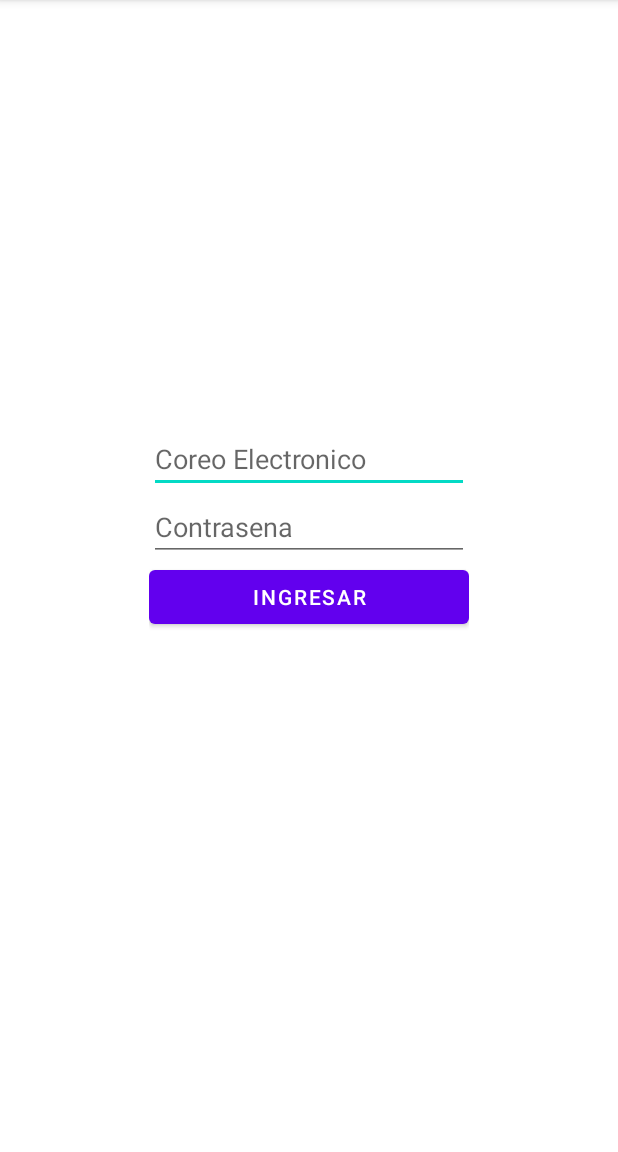
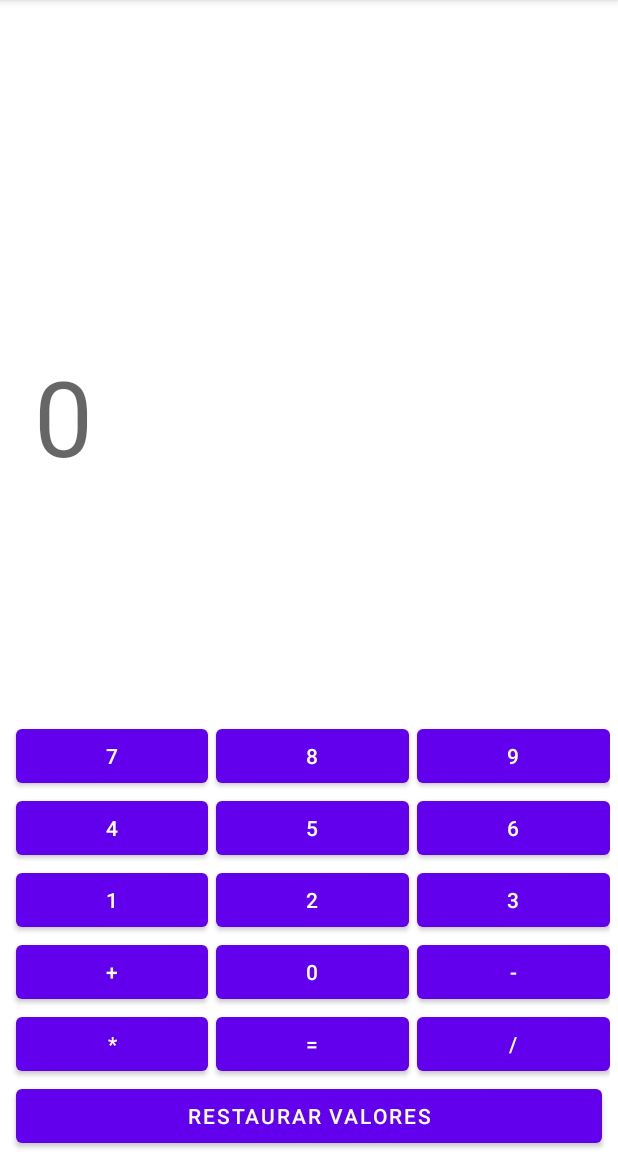
Before and after one commit to EdManDev/17SIST7010, an Android app: the screen it shows after launch (MainActivity), on a phone screen of 412 x 824 dp, the part 84-1236 px from its top. Run offline under Robolectric (Android 15) with nearby library versions, the phone set to English and light mode, and no system bars.

Commit message:
TableLayout – Diseño de tabla Calculator Design Done

```diff
--- a/app/src/main/res/layout/activity_main.xml
+++ b/app/src/main/res/layout/activity_main.xml
@@ -4,38 +4,195 @@
   xmlns:tools="http://schemas.android.com/tools"
   android:layout_width="match_parent"
   android:layout_height="match_parent"
+  android:layout_marginLeft="5sp"
+  android:layout_marginRight="5sp"
   tools:context=".MainActivity">
 
-  <LinearLayout
-    android:layout_width="wrap_content"
+  <TableLayout
+    android:id="@+id/tableLayout"
+    android:layout_width="0dp"
     android:layout_height="wrap_content"
-    android:orientation="vertical"
     app:layout_constraintBottom_toBottomOf="parent"
     app:layout_constraintEnd_toEndOf="parent"
     app:layout_constraintStart_toStartOf="parent"
     app:layout_constraintTop_toTopOf="parent"
-    app:layout_constraintVertical_bias="0.45">
+    app:layout_constraintVertical_bias="1.0">
 
-    <EditText
-      android:id="@+id/editTextText4"
+    <TableRow
+      android:layout_width="match_parent"
+      android:layout_height="match_parent">
+
+      <Button
+        android:id="@+id/button41"
+        android:layout_width="0dp"
+        android:layout_height="match_parent"
+        android:layout_marginLeft="5sp"
+        android:layout_marginRight="5sp"
+        android:layout_weight="1"
+        android:text="@string/siete" />
+
+      <Button
+        android:id="@+id/button42"
+        android:layout_width="0dp"
+        android:layout_height="wrap_content"
+        android:layout_marginRight="5sp"
+        android:layout_weight="1"
+        android:text="@string/ocho" />
+
+      <Button
+        android:id="@+id/button43"
+        android:layout_width="0dp"
+        android:layout_height="wrap_content"
+        android:layout_weight="1"
+        android:text="@string/nueve" />
+    </TableRow>
+
+    <TableRow
+      android:layout_width="match_parent"
+      android:layout_height="match_parent">
+
+      <Button
+        android:id="@+id/button40"
+        android:layout_width="0dp"
+        android:layout_height="wrap_content"
+        android:layout_marginLeft="5sp"
+        android:layout_marginRight="5sp"
+        android:layout_weight="1"
+        android:text="@string/cuatro" />
+
+      <Button
+        android:id="@+id/button39"
+        android:layout_width="0dp"
+        android:layout_height="wrap_content"
+        android:layout_marginRight="5sp"
+        android:layout_weight="1"
+        android:text="@string/cinco" />
+
+      <Button
+        android:id="@+id/button34"
+        android:layout_width="0dp"
+        android:layout_height="wrap_content"
+        android:layout_weight="1"
+        android:text="@string/seis" />
+    </TableRow>
+
+    <TableRow
+      android:layout_width="match_parent"
+      android:layout_height="match_parent">
+
+      <Button
+        android:id="@+id/button44"
+        android:layout_width="0dp"
+        android:layout_height="wrap_content"
+        android:layout_marginLeft="5sp"
+        android:layout_marginRight="5sp"
+        android:layout_weight="1"
+        android:text="@string/uno" />
+
+      <Button
+        android:id="@+id/button45"
+        android:layout_width="0dp"
+        android:layout_height="wrap_content"
+        android:layout_marginRight="5sp"
+        android:layout_weight="1"
+        android:text="@string/dos" />
+
+      <Button
+        android:id="@+id/button46"
+        android:layout_width="0dp"
+        android:layout_height="wrap_content"
+        android:layout_weight="1"
+        android:text="@string/tres" />
+    </TableRow>
+
+    <TableRow
+      android:layout_width="match_parent"
+      android:layout_height="match_parent">
+
+      <Button
+        android:id="@+id/button47"
+        android:layout_width="0dp"
+        android:layout_height="wrap_content"
+        android:layout_marginLeft="5sp"
+        android:layout_marginRight="5sp"
+        android:layout_weight="1"
+        android:text="@string/sumar" />
+
+      <Button
+        android:id="@+id/button48"
+        android:layout_width="0dp"
+        android:layout_height="wrap_content"
+        android:layout_marginRight="5sp"
+        android:layout_weight="1"
+        android:text="@string/cero" />
+
+      <Button
+        android:id="@+id/button49"
+        android:layout_width="0dp"
+        android:layout_height="wrap_content"
+        android:layout_weight="1"
+        android:text="@string/restar" />
+    </TableRow>
+
+    <TableRow
+      android:layout_width="wrap_content"
+      android:layout_height="match_parent">
+
+      <Button
+        android:id="@+id/button50"
+        android:layout_width="0dp"
+        android:layout_height="match_parent"
+        android:layout_marginLeft="5sp"
+        android:layout_marginRight="5sp"
+        android:layout_weight="1"
+        android:text="@string/multiplicar" />
+
+      <Button
+        android:id="@+id/button51"
+        android:layout_width="0dp"
+        android:layout_height="match_parent"
+        android:layout_marginRight="5sp"
+        android:layout_weight="1"
+        android:text="@string/resultado" />
+
+      <Button
+        android:id="@+id/button52"
+        android:layout_width="0dp"
+        android:layout_height="match_parent"
+        android:layout_weight="1"
+        android:text="@string/dividir" />
+    </TableRow>
+
+    <TableRow
       android:layout_width="match_parent"
       android:layout_height="wrap_content"
-      android:ems="10"
-      android:hint="@string/txt_email"
-      android:inputType="textEmailAddress" />
+      android:orientation="vertical">
 
-    <EditText
-      android:id="@+id/editTextTextPassword"
-      android:layout_width="match_parent"
-      android:layout_height="wrap_content"
-      android:ems="10"
-      android:hint="@string/txt_password"
-      android:inputType="textPassword" />
+      <Button
+        android:id="@+id/button55"
+        android:layout_width="match_parent"
+        android:layout_height="wrap_content"
+        android:layout_marginLeft="5sp"
+        android:layout_marginRight="5sp"
+        android:layout_weight="3"
+        android:text="@string/RestaurarValores" />
+    </TableRow>
+  </TableLayout>
 
-    <Button
-      android:id="@+id/button13"
-      android:layout_width="match_parent"
-      android:layout_height="wrap_content"
-      android:text="@string/button" />
-  </LinearLayout>
+  <TextView
+    android:id="@+id/textView"
+    android:layout_width="316dp"
+    android:layout_height="89dp"
+    android:layout_marginStart="17dp"
+    android:layout_marginTop="16dp"
+    android:layout_marginEnd="293dp"
+    android:layout_marginBottom="160dp"
+    android:hint="@string/textView"
+    android:textSize="70sp"
+    app:layout_constraintBottom_toTopOf="@+id/tableLayout"
+    app:layout_constraintEnd_toEndOf="parent"
+    app:layout_constraintHorizontal_bias="0.0"
+    app:layout_constraintStart_toStartOf="parent"
+    app:layout_constraintTop_toTopOf="parent"
+    app:layout_constraintVertical_bias="1.0" />
 </androidx.constraintlayout.widget.ConstraintLayout>
--- a/app/src/main/res/values/strings.xml
+++ b/app/src/main/res/values/strings.xml
@@ -1,6 +1,24 @@
 <resources>
     <string name="app_name">17-SIST-7-010</string>
-    <string name="txt_email">Coreo Electronico</string>
-    <string name="txt_password">Contrasena</string>
-    <string name="button">ingresar</string>
+    <string name="uno">1</string>
+    <string name="dos">2</string>
+    <string name="tres">3</string>
+    <string name="cuatro">4</string>
+    <string name="cinco">5</string>
+
+    <string name="seis">6</string>
+    <string name="siete">7</string>
+    <string name="ocho">8</string>
+    <string name="nueve">9</string>
+    <string name="cero">0</string>
+
+    <string name="restar">-</string>
+    <string name="sumar">+</string>
+    <string name="multiplicar">*</string>
+    <string name="dividir">/</string>
+    <string name="resultado">=</string>
+
+    <string name="RestaurarValores">Restaurar Valores</string>
+    <string name="textView">0</string>
+
 </resources>
```
